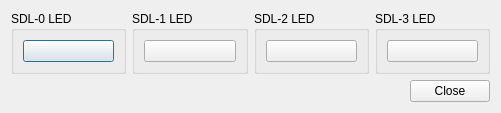
Before: the Qt Designer form src/duckstation-qt/controllerledsettingsdialog.ui in kofxi3584karlayang/duckstation, drawn with Qt 5.
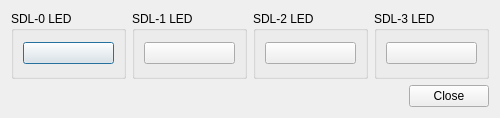
After: the same form once the commit is applied. Custom widgets are drawn as their Qt base class.

Commit message: Qt: Fix default button in ControllerLEDSettingsDialog

Patch:
```diff
--- a/src/duckstation-qt/controllerledsettingsdialog.ui
+++ b/src/duckstation-qt/controllerledsettingsdialog.ui
@@ -6,8 +6,8 @@
    <rect>
     <x>0</x>
     <y>0</y>
-    <width>501</width>
-    <height>108</height>
+    <width>500</width>
+    <height>118</height>
    </rect>
   </property>
   <property name="windowTitle">
@@ -62,14 +62,8 @@
      </layout>
     </widget>
    </item>
-   <item row="1" column="2" colspan="2">
+   <item row="1" column="0" colspan="4">
     <widget class="QDialogButtonBox" name="buttonBox">
-     <property name="sizePolicy">
-      <sizepolicy hsizetype="Expanding" vsizetype="Fixed">
-       <horstretch>0</horstretch>
-       <verstretch>0</verstretch>
-      </sizepolicy>
-     </property>
      <property name="standardButtons">
       <set>QDialogButtonBox::StandardButton::Close</set>
      </property>
```
The commit also changes 2 other files.
